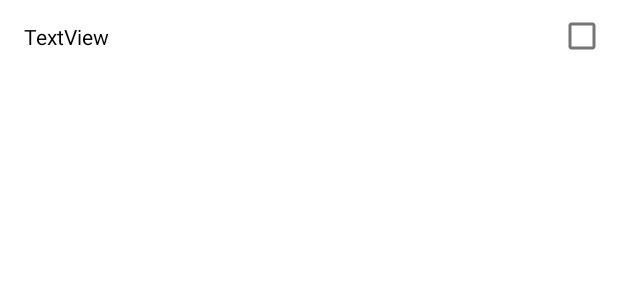
After one commit to vokrob/Bluetooth_Monitor, an Android app: the layout bt_list_item.xml on its own in the app's theme, with its tools: preview values and no code run, on a phone screen of 412 x 824 dp. The commit adds this screen. Shown: the top 300 px of the screen. Run offline under Robolectric (Android 15) with nearby library versions, the phone set to English and light mode, and no system bars.

Commit message:
Creating an ArrayAdapter for the device list

```diff
--- a/app/src/main/AndroidManifest.xml
+++ b/app/src/main/AndroidManifest.xml
@@ -17,6 +17,9 @@
         android:theme="@style/Theme.Bluetooth_Monitor"
         tools:targetApi="31">
         <activity
+            android:name=".BtListActivity"
+            android:exported="false" />
+        <activity
             android:name=".MainActivity"
             android:exported="true">
             <intent-filter>
--- /dev/null
+++ b/app/src/main/res/drawable/ic_menu.xml
@@ -0,0 +1,5 @@
+<vector xmlns:android="http://schemas.android.com/apk/res/android" android:height="24dp" android:tint="#FFFFFF" android:viewportHeight="24" android:viewportWidth="24" android:width="24dp">
+
+    <path android:fillColor="@android:color/white" android:pathData="M3,18h18v-2L3,16v2zM3,13h18v-2L3,11v2zM3,6v2h18L21,6L3,6z"/>
+
+</vector>
--- /dev/null
+++ b/app/src/main/res/layout/bt_list_item.xml
@@ -0,0 +1,26 @@
+<?xml version="1.0" encoding="utf-8"?>
+<androidx.constraintlayout.widget.ConstraintLayout xmlns:android="http://schemas.android.com/apk/res/android"
+    xmlns:app="http://schemas.android.com/apk/res-auto"
+    xmlns:tools="http://schemas.android.com/tools"
+    android:layout_width="match_parent"
+    android:layout_height="wrap_content">
+
+    <TextView
+        android:id="@+id/tvBtName"
+        android:layout_width="wrap_content"
+        android:layout_height="wrap_content"
+        android:layout_marginStart="16dp"
+        android:text="TextView"
+        android:textColor="@color/black"
+        app:layout_constraintBottom_toBottomOf="@+id/checkBox"
+        app:layout_constraintStart_toStartOf="parent"
+        app:layout_constraintTop_toTopOf="@+id/checkBox" />
+
+    <CheckBox
+        android:id="@+id/checkBox"
+        android:layout_width="wrap_content"
+        android:layout_height="wrap_content"
+        app:layout_constraintBottom_toBottomOf="parent"
+        app:layout_constraintEnd_toEndOf="parent"
+        app:layout_constraintTop_toTopOf="parent" />
+</androidx.constraintlayout.widget.ConstraintLayout>
```
Also changed, not shown: app/src/main/java/com/vokrob/bluetooth_monitor/BtListActivity.java (added, +42 -0 lines), app/src/main/java/com/vokrob/bluetooth_monitor/MainActivity.java (+5 -2 lines), app/src/main/java/com/vokrob/bluetooth_monitor/adapter/BtAdapter.java (added, +50 -0 lines), app/src/main/java/com/vokrob/bluetooth_monitor/adapter/ListItem.java (added, +22 -0 lines), app/src/main/res/layout/activity_bt_list.xml (added, +18 -0 lines), app/src/main/res/menu/main_menu.xml (+13 -4 lines).
